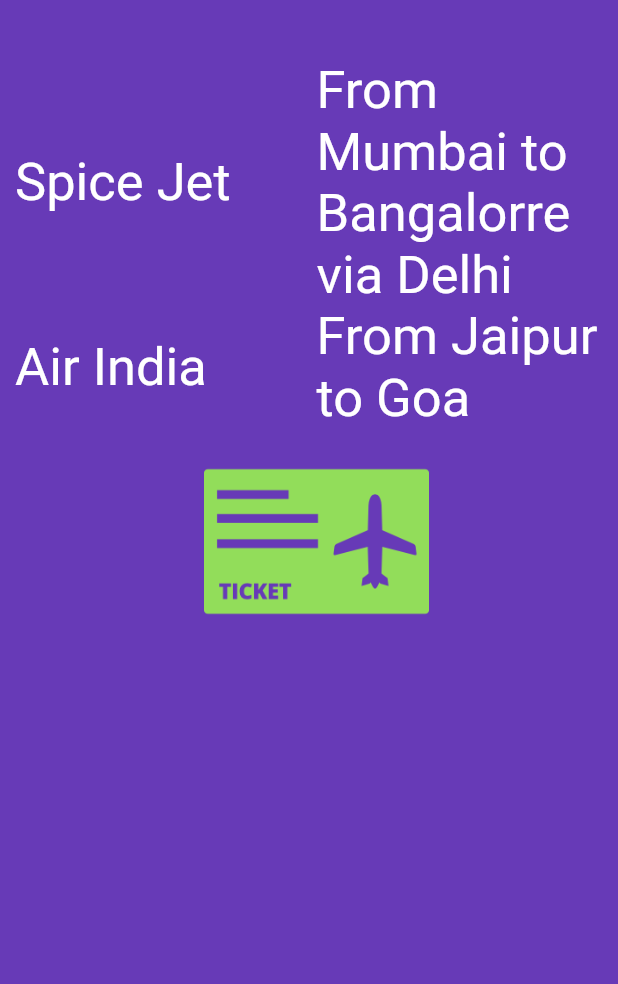
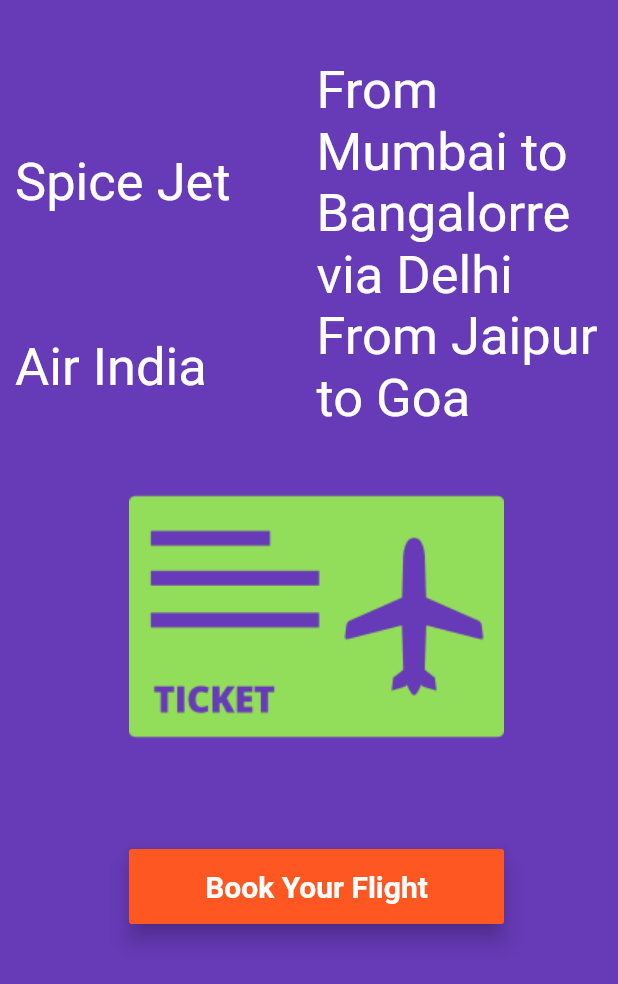
Before and after one commit to MohammedRahilAnsari/flutter_app, a Flutter app: the screen it shows after launch, on a phone screen of 412 x 824 dp. Shown: the top 984 px of the screen. Run offline on Flutter 3.47's test engine with Material 2 defaults, Android fonts, the phone set to English and light mode, and no system bars; Roboto replaces fonts that are missing (Ubranist).

Commit message:
Update home.dart
added Raised Button and Alert Dialog Box

```diff
--- a/lib/app_screens/home.dart
+++ b/lib/app_screens/home.dart
@@ -63,17 +63,58 @@ class Home extends StatelessWidget {
                     )),
                   ],
                 ),
-                  FlightImageAsset()
+                  FlightImageAsset(),
+                  FlightBookButton()
               ],
             )));
   }
 }
 
-class FlightImageAsset extends StatelessWidget{
+class FlightImageAsset extends StatelessWidget {
   @override
   Widget build(BuildContext context) {
     AssetImage assetImage = AssetImage('images/flight.png');
-    Image image = Image(image: assetImage, width: 150.0, height: 150.0,);
-    return Container(child: image,);
+    Image image = Image(
+      image: assetImage,
+      width: 250.0,
+      height: 250.0,
+    );
+    return Container(
+      child: image,
+    );
   }
 }
+
+class FlightBookButton extends StatelessWidget {
+  @override
+  Widget build(BuildContext context) {
+    return Container(
+      margin: EdgeInsets.only(top: 30.0),
+      width: 250.0,
+      height: 50.0,
+      child: RaisedButton(
+        color: Colors.deepOrange,
+        child: Text(
+          "Book Your Flight",
+          style: TextStyle(
+              fontSize: 20.0,
+              color: Colors.white,
+              fontFamily: 'Ubranist',
+              fontWeight: FontWeight.w700),
+        ),
+        elevation: 6.0,
+        onPressed: () => bookFlight(context),
+      ),
+    );
+  }
+
+  void bookFlight(BuildContext context) {
+    var alertDialog = AlertDialog(
+      title: Text("Flight Booked Successfully"),
+      content: Text("Have a Pleasent Flight"),
+    );
+    showDialog(
+        context: context,
+        builder: (BuildContext context) => alertDialog);
+  }
+}
```
